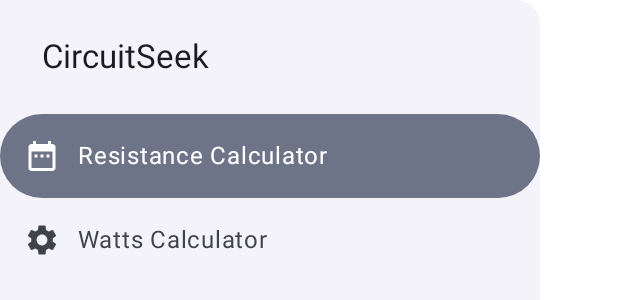
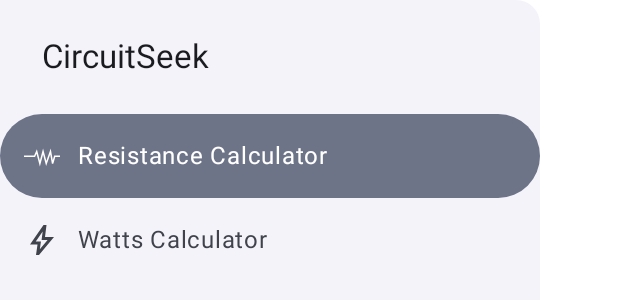
Before and after one commit to MubarakNative/CircuitSeek, an Android app built with Jetpack Compose: the @Preview function NavHeaderPreview, on a phone screen of 412 x 824 dp. Shown: the top 300 px of the screen. Run offline under Robolectric (Android 15) with nearby library versions, the phone set to English and light mode, and no system bars.

Commit message:
Updated the icon

```diff
--- a/app/src/main/java/com/mubarak/circuitseek/ui/CircuitSeekAppDrawer.kt
+++ b/app/src/main/java/com/mubarak/circuitseek/ui/CircuitSeekAppDrawer.kt
@@ -2,9 +2,6 @@ package com.mubarak.circuitseek.ui
 
 import androidx.compose.foundation.layout.Box
 import androidx.compose.foundation.layout.padding
-import androidx.compose.material.icons.Icons
-import androidx.compose.material.icons.filled.DateRange
-import androidx.compose.material.icons.filled.Settings
 import androidx.compose.material3.Icon
 import androidx.compose.material3.MaterialTheme
 import androidx.compose.material3.ModalDrawerSheet
@@ -12,6 +9,7 @@ import androidx.compose.material3.NavigationDrawerItem
 import androidx.compose.material3.Text
 import androidx.compose.runtime.Composable
 import androidx.compose.ui.Modifier
+import androidx.compose.ui.res.painterResource
 import androidx.compose.ui.res.stringResource
 import androidx.compose.ui.tooling.preview.Preview
 import androidx.compose.ui.unit.dp
@@ -42,7 +40,7 @@ fun CircuitSeekAppDrawer(
             },
             icon = {
                 Icon(
-                    imageVector = Icons.Default.DateRange,
+                    painterResource(id = R.drawable.resistor_icon24px),
                     contentDescription = null
                 )
             })
@@ -55,7 +53,7 @@ fun CircuitSeekAppDrawer(
             onClick = {
                 navigateToWatts(); closeDrawer()
             },
-            icon = { Icon(imageVector = Icons.Default.Settings, contentDescription = null) }
+            icon = { Icon(painterResource(id = R.drawable.power_icon24px), contentDescription = null) }
         )
     }
 }
--- /dev/null
+++ b/app/src/main/res/drawable/power_icon24px.xml
@@ -0,0 +1,10 @@
+<vector xmlns:android="http://schemas.android.com/apk/res/android"
+    android:width="24dp"
+    android:height="24dp"
+    android:tint="?android:colorControlNormal"
+    android:viewportWidth="960"
+    android:viewportHeight="960">
+  <path
+      android:pathData="m422,728 l207,-248L469,480l29,-227 -185,267h139l-30,208ZM320,880l40,-280L160,600l360,-520h80l-40,320h240L400,880h-80ZM471,490Z"
+      android:fillColor="#e8eaed"/>
+</vector>
--- /dev/null
+++ b/app/src/main/res/drawable/resistor_icon24px.xml
@@ -0,0 +1,12 @@
+<vector xmlns:android="http://schemas.android.com/apk/res/android"
+    android:width="24dp"
+    android:height="24dp"
+    android:tint="?android:colorControlNormal"
+    android:viewportWidth="24"
+    android:viewportHeight="24">
+  <path
+      android:strokeWidth="1"
+      android:pathData="M24,12.2H20.471L19.059,17L17.647,9L14.823,17L12.706,9L10.588,17L8.471,9L7.059,12.2L-0,12.2"
+      android:fillColor="#00000000"
+      android:strokeColor="#000000"/>
+</vector>
```
